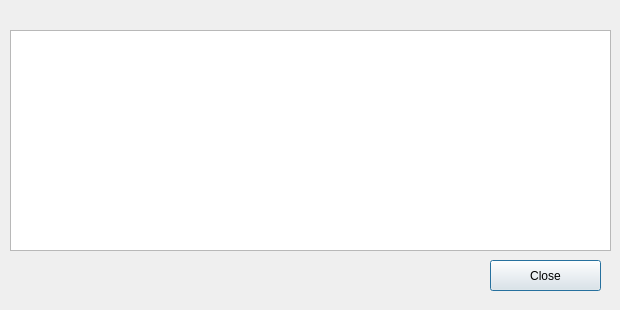
The window that LHCbDIRAC/BookkeepingSystem/Gui/Widget/InfoDialog.ui (antolu/LHCbDIRAC) describes before a commit, drawn with Qt 5.
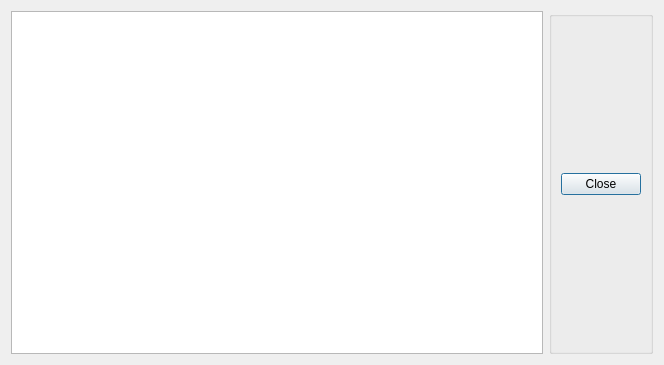
The same window after the commit.

The edit to the form file:
```diff
--- a/LHCbDIRAC/BookkeepingSystem/Gui/Widget/InfoDialog.ui
+++ b/LHCbDIRAC/BookkeepingSystem/Gui/Widget/InfoDialog.ui
@@ -8,39 +8,37 @@
    <rect>
     <x>0</x>
     <y>0</y>
-    <width>620</width>
-    <height>310</height>
+    <width>664</width>
+    <height>365</height>
    </rect>
   </property>
   <property name="windowTitle" >
    <string>Feicim Info dialog</string>
   </property>
+  <layout class="QHBoxLayout" >
+   <item>
+    <widget class="QTableView" name="tableView" />
+   </item>
+   <item>
+    <widget class="QGroupBox" name="groupBox" >
+     <property name="title" >
+      <string/>
+     </property>
+     <layout class="QGridLayout" >
+      <item row="0" column="0" >
   <widget class="QPushButton" name="pushButton" >
    <property name="windowModality" >
     <enum>Qt::NonModal</enum>
    </property>
-   <property name="geometry" >
-    <rect>
-     <x>490</x>
-     <y>260</y>
-     <width>111</width>
-     <height>31</height>
-    </rect>
-   </property>
    <property name="text" >
     <string>Close</string>
    </property>
   </widget>
-  <widget class="QTableView" name="tableView" >
-   <property name="geometry" >
-    <rect>
-     <x>10</x>
-     <y>30</y>
-     <width>601</width>
-     <height>221</height>
-    </rect>
-   </property>
-  </widget>
+      </item>
+     </layout>
+    </widget>
+   </item>
+  </layout>
  </widget>
  <resources/>
  <connections/>
```
Lines whose indentation alone changed are shown as unchanged.
